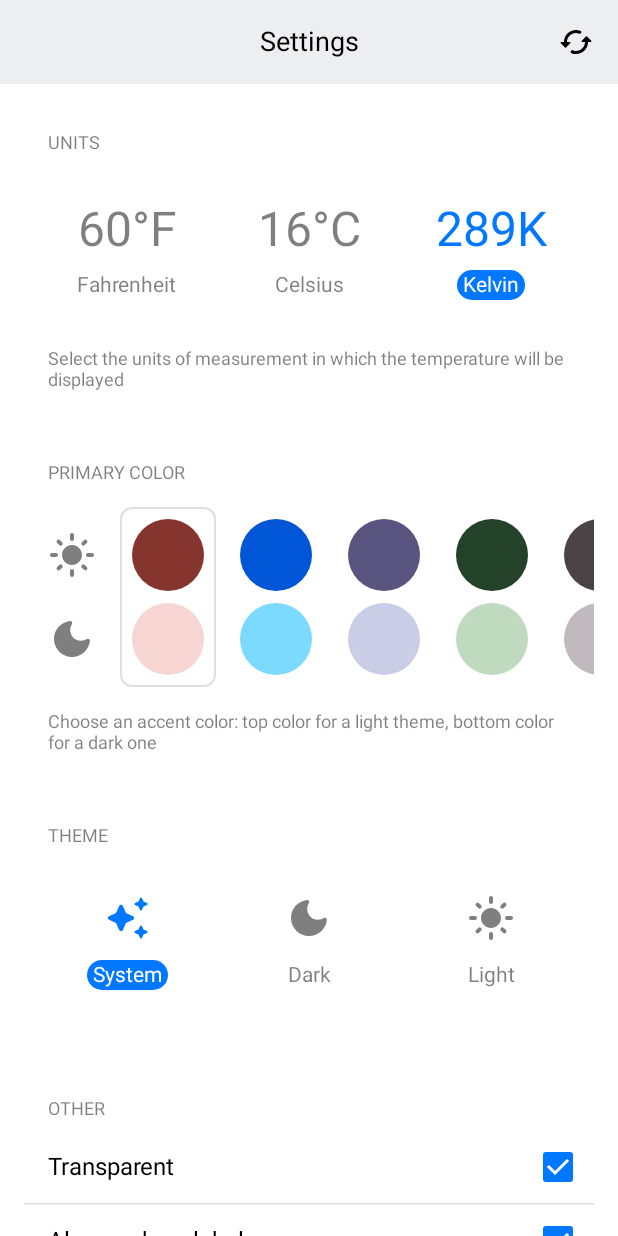
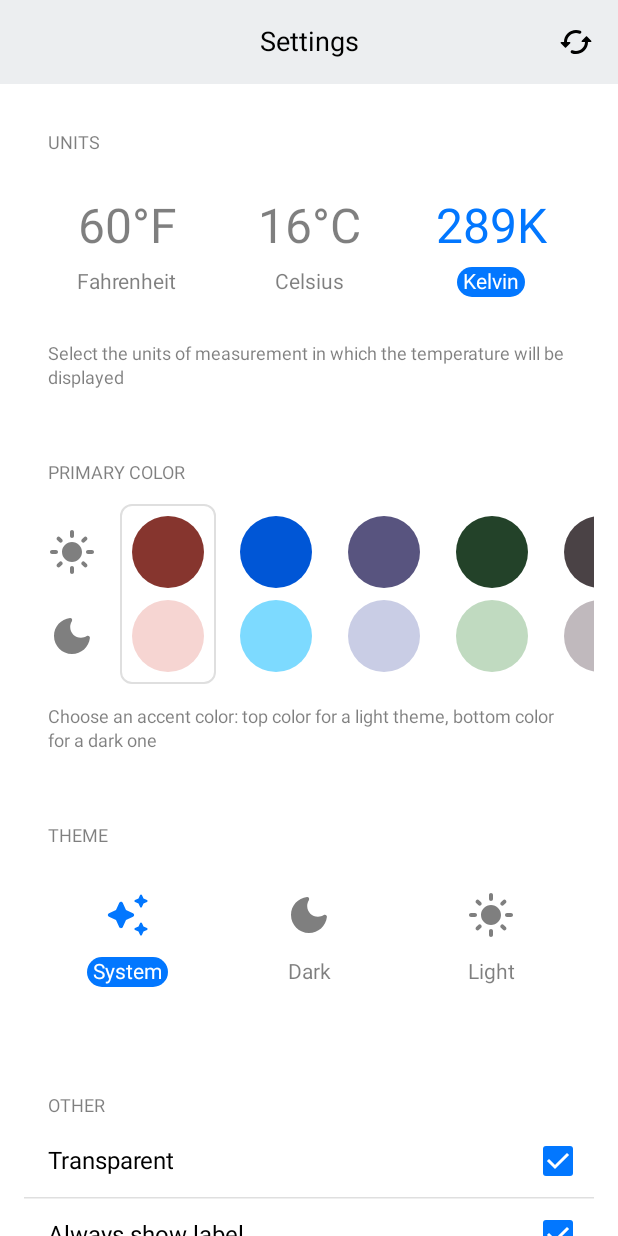
Before and after one commit to s44khin/SimpleWeather, an Android app built with Jetpack Compose: the composable SettingsListScreen shown on its own in the app's theme, on a phone screen of 412 x 824 dp. Run offline under Robolectric (Android 15) with nearby library versions, the phone set to English and light mode, and no system bars; our stand-ins replace Dagger/Hilt's generated code; 6 statements that could not run were skipped.

Commit message:
Back with signal

```diff
--- a/uikit/src/main/kotlin/dev/s44khin/simpleweather/uikit/widgets/InfoBlock.kt
+++ b/uikit/src/main/kotlin/dev/s44khin/simpleweather/uikit/widgets/InfoBlock.kt
@@ -30,7 +30,7 @@ fun ColumnScope.InfoBlock(
             fontSize = 12.sp,
         )
 
-        Spacer(height = 8.dp)
+        Spacer(height = 6.dp)
     }
 
     Box(
@@ -46,13 +46,14 @@ fun ColumnScope.InfoBlock(
     )
 
     if (info != null) {
-        Spacer(height = 8.dp)
+        Spacer(height = 6.dp)
 
         Text(
             modifier = Modifier.padding(horizontal = 32.dp),
             text = info,
             color = SimpleTheme.colors.onBackgroundUnselected,
             fontSize = 12.sp,
+            lineHeight = 16.sp,
         )
     }
 }
```
Also changed, not shown: app/src/main/kotlin/dev/s44khin/simpleweather/common/data/local/SharedPrefSettings.kt (+3 -4 lines).
